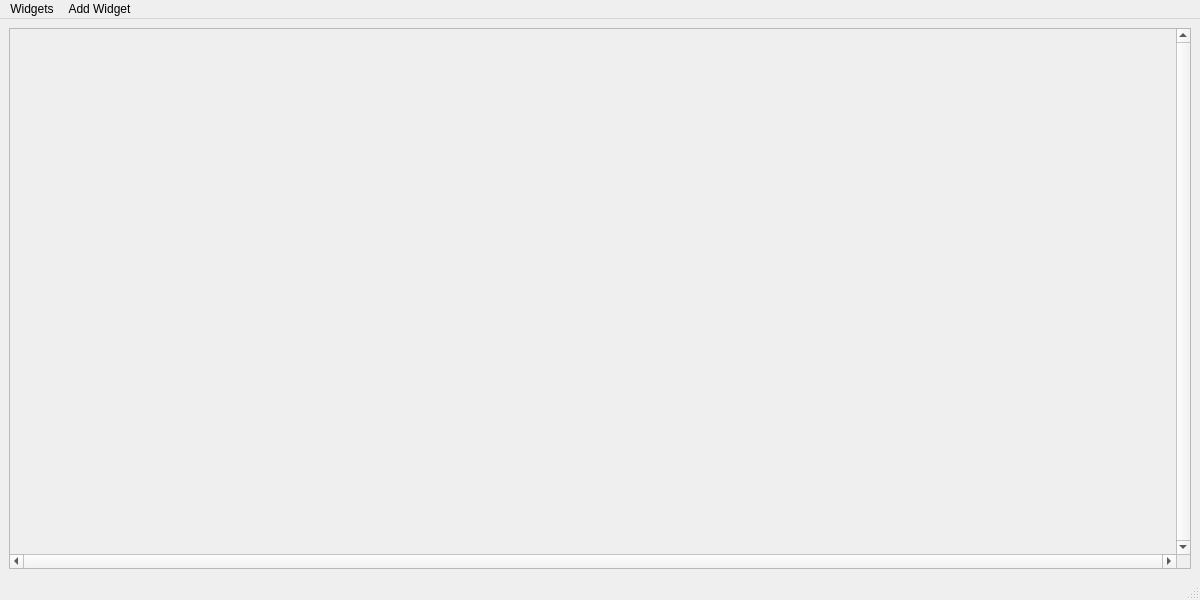
Before: the Qt Designer form widgetswindow.ui in devlabnet/YASP, drawn with Qt 5.
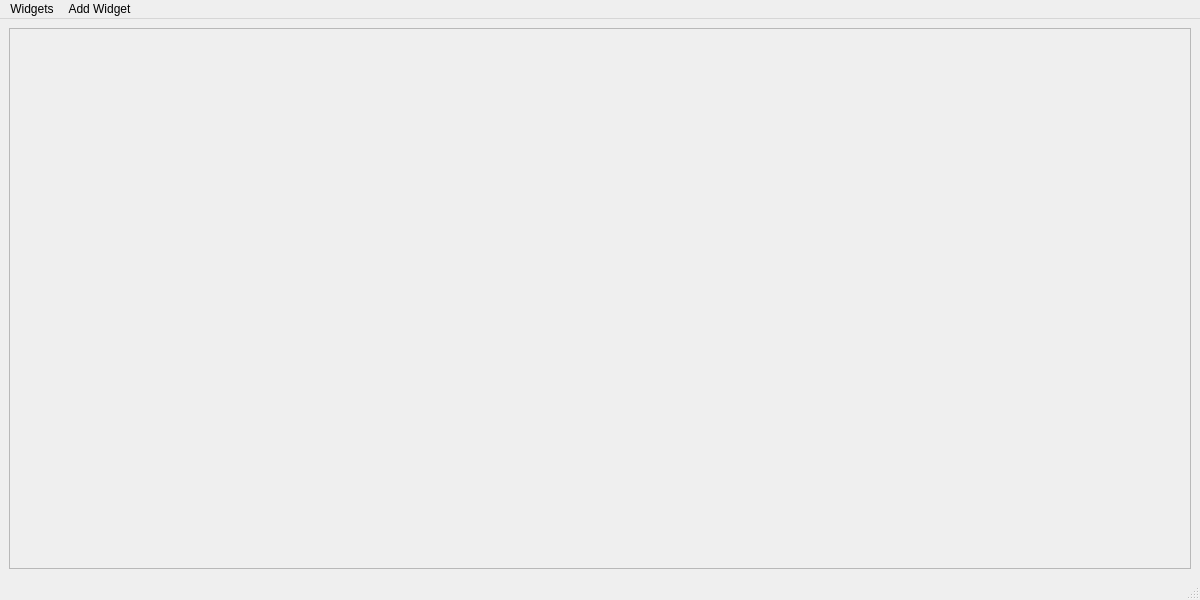
After: the same form once the commit is applied.

Commit message: 30/03/2019 at 14:01:27  Added Frames in Widgets  M buttonW.ui  M buttonw.cpp  M dialW.ui  M dialw.cpp  M siggenW.ui  M siggenw.cpp  M sliderW.ui  M sliderw.cpp  M widgetswindow.ui

Patch:
```diff
--- a/widgetswindow.ui
+++ b/widgetswindow.ui
@@ -24,10 +24,10 @@
     <item>
      <widget class="QScrollArea" name="scrollArea">
       <property name="verticalScrollBarPolicy">
-       <enum>Qt::ScrollBarAlwaysOn</enum>
+       <enum>Qt::ScrollBarAsNeeded</enum>
       </property>
       <property name="horizontalScrollBarPolicy">
-       <enum>Qt::ScrollBarAlwaysOn</enum>
+       <enum>Qt::ScrollBarAsNeeded</enum>
       </property>
       <property name="sizeAdjustPolicy">
        <enum>QAbstractScrollArea::AdjustToContents</enum>
@@ -40,8 +40,8 @@
         <rect>
          <x>0</x>
          <y>0</y>
-         <width>1172</width>
-         <height>530</height>
+         <width>1184</width>
+         <height>542</height>
         </rect>
        </property>
       </widget>
```
The commit also changes 8 other files.
